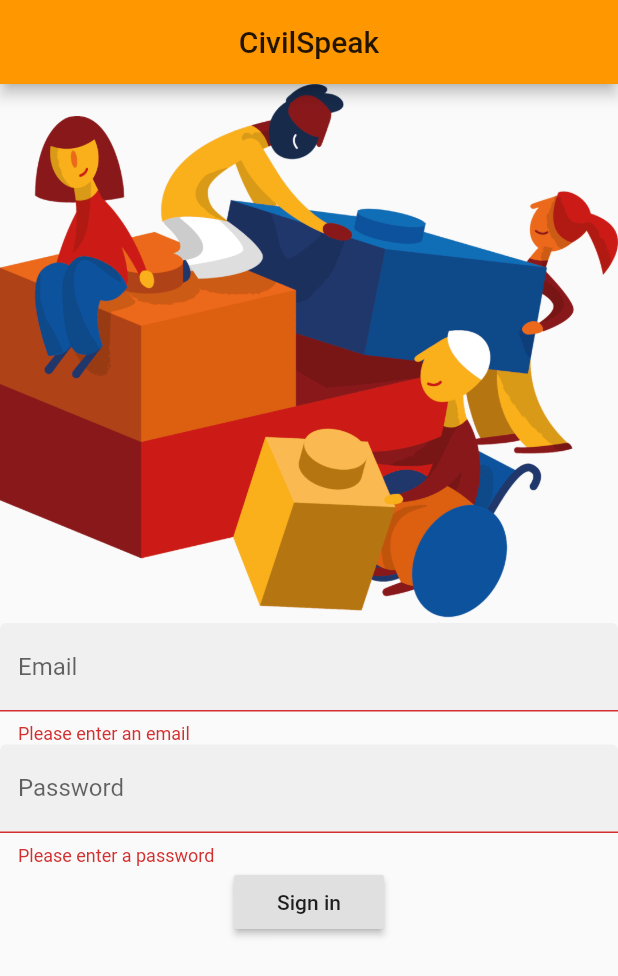
After one commit to dsc-epoka/2021-Solution-Challenge, a Flutter app: the screen it shows after launch, after a tap on "Sign in", on a phone screen of 412 x 824 dp. The commit adds this screen. Shown: the top 976 px of the screen. Run offline on Flutter 3.47's test engine with Material 2 defaults, Android fonts, the light colour scheme and no system bars; our stand-ins replace firebase_auth, firebase_core, like_button; accounts and stored records are empty.

Commit message:
Loggin system and Theme of App added

```diff
--- /dev/null
+++ b/lib/Setup/SignIn.dart
@@ -0,0 +1,129 @@
+import 'package:flutter/cupertino.dart';
+import 'package:flutter/material.dart';
+import 'package:firebase_auth/firebase_auth.dart';
+
+import 'package:social_albania/main.dart';
+import 'package:flutter/widgets.dart';
+class LoginPage extends StatefulWidget {
+  @override
+
+  _LoginPageState createState() => new _LoginPageState();
+
+}
+class _LoginPageState extends State<LoginPage> {
+  String _email, _password;
+  final GlobalKey<FormState> _formKey = GlobalKey<FormState> ();
+  @override
+  Widget build(BuildContext context) {
+    // TODO: implement build
+
+    return Scaffold(
+
+        appBar: AppBar(
+          centerTitle: true,
+          title: Text('CivilSpeak'),
+        ),
+      body: SingleChildScrollView(
+        child: Container(
+
+
+
+          child: Form(
+          key: _formKey,
+          child: Column (
+            mainAxisAlignment: MainAxisAlignment.end,
+            children: <Widget>[
+              Container(
+
+                  child: Image.asset('images/sch.png')
+              ),
+
+              Container(
+
+             child: TextFormField(
+
+
+               validator: (input)  {
+               if(input.isEmpty){
+                 return 'Please enter an email';
+               }
+               },
+               onSaved: (input) => _email = input,
+               style: TextStyle(color: Colors. black),
+               decoration: InputDecoration(
+                 filled: true,
+
+                labelText: 'Email',
+
+                 focusedBorder:OutlineInputBorder(
+               borderSide: const BorderSide(color: Colors.black, width: 2.0),
+            borderRadius: BorderRadius.circular(50.0),
+          ),
+               ),
+             ),
+          ),
+              Container (
+
+              child: TextFormField(
+
+                validator: (input)  {
+                  if(input.isEmpty){
+                    return 'Please enter a password';
+                  }
+                },
+                onSaved: (input) => _password = input,
+                decoration: InputDecoration(
+                  filled: true,
+
+                  labelText: 'Password',
+
+                  focusedBorder:OutlineInputBorder(
+                    borderSide: const BorderSide(color: Colors.black, width: 2.0),
+                    borderRadius: BorderRadius.circular(50.0),
+                  ),
+                ),
+
+
+
+                obscureText: true,
+              ),
+              ),
+              Container(
+                width: 100,
+                child: RaisedButton(
+                    child: Row(
+                      children: <Widget>[
+                        //Icon(LineIcons.alternate_sign_in),
+                        Spacer(),
+                        Text('Sign in'),
+                        Spacer(),
+                      ],
+                    ),
+                    onPressed: () {
+                      signIn();
+                    }),
+              ),
+
+            ],
+
+          ),
+        ),
+    ),
+      ),
+
+    );
+    throw UnimplementedError();
+  }
+void signIn() async {
+    final _form = _formKey.currentState;
+    if(_form.validate()){
+      _form.save();
+      try{
+         //FirebaseUser user = await
+        FirebaseAuth.instance.signInWithEmailAndPassword(email: _email, password: _password);
+        Navigator.push(context, MaterialPageRoute(builder: (context) => MyApp()));
+    } catch(e) {
+    print(e.message);
+      }
+}
+}}
--- a/lib/main.dart
+++ b/lib/main.dart
@@ -1,17 +1,29 @@
 import 'package:flutter/cupertino.dart';
 import 'package:flutter/material.dart';
 import 'package:like_button/like_button.dart';
+import 'package:social_albania/Setup/SignIn.dart';
 import 'news.dart';
+import 'package:firebase_core/firebase_core.dart';
+import 'package:firebase_auth/firebase_auth.dart';
 
-void main() {
+Future<void> main() async {
+  WidgetsFlutterBinding.ensureInitialized();
+  await Firebase.initializeApp();
   runApp(
       MaterialApp(
+
         title:"Social Albania",
-        home: MyApp()
+        theme: ThemeData (
+              primarySwatch: Colors.orange,
+      ),
+        home: LoginPage(),
+
+
+
+
       )
   );
 }
-
 List <news> currentNews=[
   news("Higher education crisis", "Higher education still is suffering from remote studying.", 15, 12),
   news("Local Businesses automation", "E-Commerce is getting more attention.", 36, 12),
@@ -120,9 +132,6 @@ class _MyAppState extends State<MyApp> {
   }
 }
 
-
-
-
 class descriptionPage extends StatelessWidget{
   news mainNews;
 
@@ -133,9 +142,9 @@ class descriptionPage extends StatelessWidget{
   @override
   Widget build(BuildContext context){
     return Scaffold(
-          appBar: AppBar(title: Center(child: Text(mainNews.title))),
-          body: Text(mainNews.description),
-      );
+      appBar: AppBar(title: Center(child: Text(mainNews.title))),
+      body: Text(mainNews.description),
+    );
   }
 }
 
--- a/pubspec.yaml
+++ b/pubspec.yaml
@@ -23,6 +23,7 @@ environment:
 dependencies:
   flutter:
     sdk: flutter
+  firebase_auth: ^0.20.1
 
 
   # The following adds the Cupertino Icons font to your application.
@@ -49,6 +50,8 @@ flutter:
   # assets:
   #   - images/a_dot_burr.jpeg
   #   - images/a_dot_ham.jpeg
+  assets:
+    - images/sch.png
 
   # An image asset can refer to one or more resolution-specific "variants", see
   # https://flutter.dev/assets-and-images/#resolution-aware.
```
Also changed, not shown: lib/Pages/Home.dart (added, +20 -0 lines), lib/widgets/spaced_column.dart (added, +59 -0 lines), images/sch.png (added), pubspec.lock, 10 other files.
